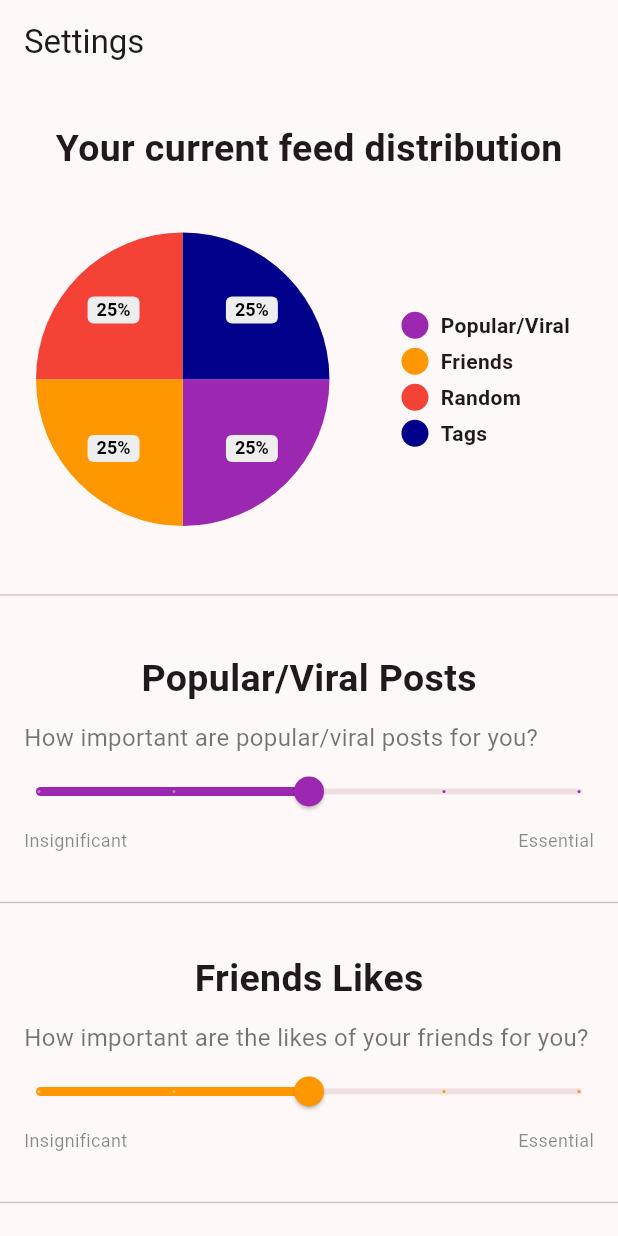
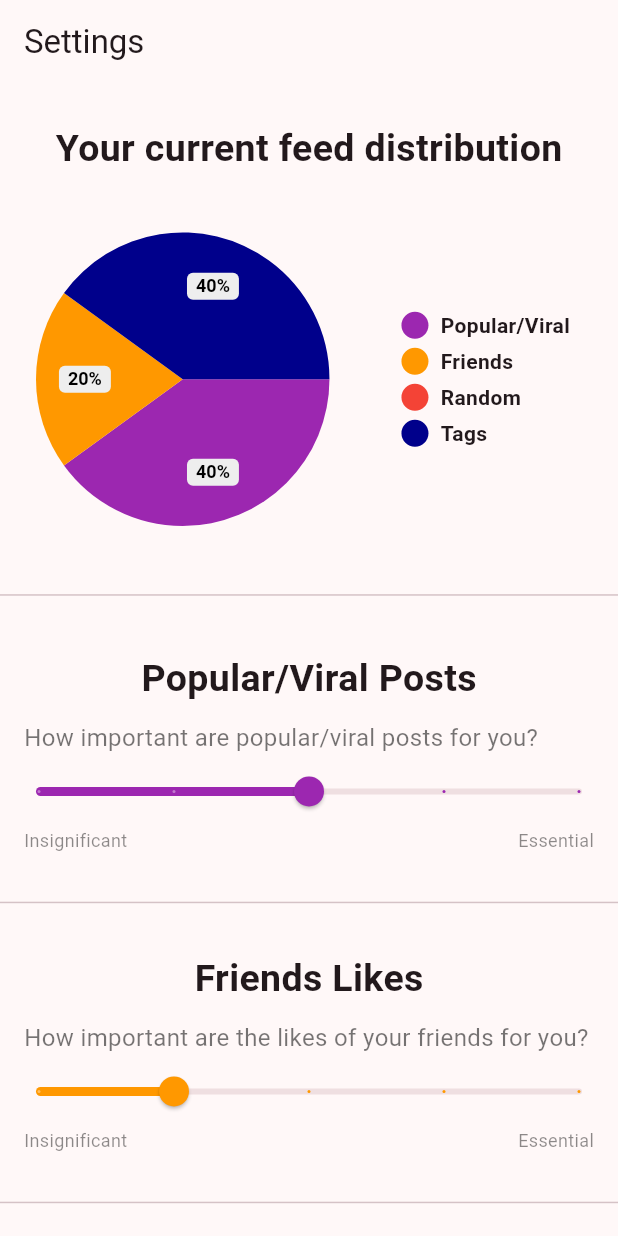
Before and after one commit to openLYKE/frontend, a Flutter app: the SliderExample screen opened directly, on a phone screen of 412 x 824 dp. Run offline on Flutter 3.47's test engine with Material 2 defaults, Android fonts, the phone set to English and light mode, and no system bars; drawn by our look-alikes of pie_chart; network calls fail.

Commit message:
Fix: Parameters updated

```diff
--- a/lib/components/settings.dart
+++ b/lib/components/settings.dart
@@ -48,8 +48,8 @@ class SliderExample extends StatefulWidget {
 
 class SliderState extends State<SliderExample> {
   double _popularSliderValue = 2;
-  double _friendsLikesSliderValue = 2;
-  double _randomizationSliderValue = 2;
+  double _friendsLikesSliderValue = 1;
+  double _randomizationSliderValue = 0;
   double _tagsSliderValue = 2;
 
   double headingSize = 25;
@@ -99,11 +99,11 @@ class SliderState extends State<SliderExample> {
   List<Tag> list = [
     Tag("Beauty", 1),
     Tag("Cars", 0),
-    Tag("Celebrity", 1),
+    Tag("Celebrity", 2),
     Tag("Climate", 0),
-    Tag("Dancing", 1),
+    Tag("Dancing", 0),
     Tag("Fashion", 1),
-    Tag("Funny", 0),
+    Tag("Funny", 1),
     Tag("Gaming", 1),
     Tag("Landscapes", 1),
     Tag("Lifestyle", 1),
```
